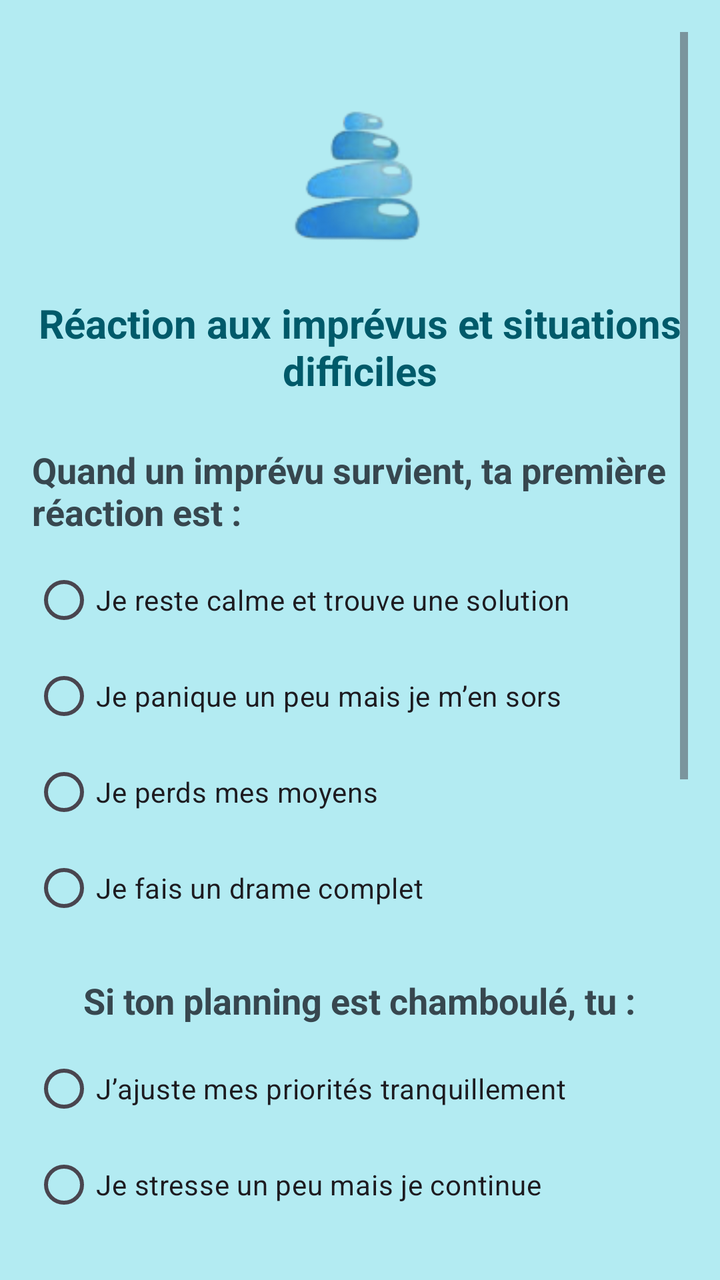
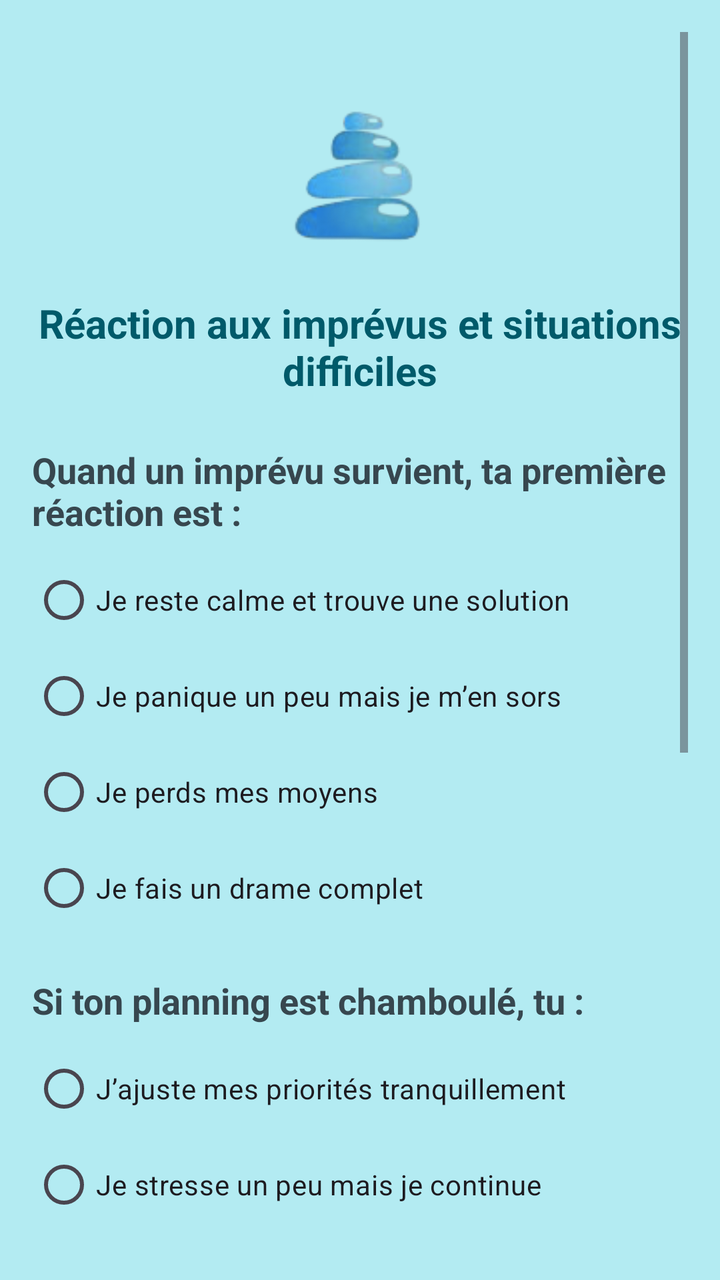

The first picture is an Android layout as it rendered before a commit; the second is the same layout after the commit. The layout source and the unified diff follow.
<!-- AndroidManifest.xml: application theme Theme.MyApplication -->
<!-- res/layout/activity_main3.xml -->
<?xml version="1.0" encoding="utf-8"?>
<ScrollView xmlns:android="http://schemas.android.com/apk/res/android"
    xmlns:tools="http://schemas.android.com/tools"
    android:layout_width="match_parent"
    android:layout_height="match_parent"
    android:background="#B3EBF2"
    android:padding="16dp"
    tools:context=".MainActivity4">

    <LinearLayout
        android:layout_width="match_parent"
        android:layout_height="wrap_content"
        android:orientation="vertical"
        android:gravity="center_horizontal">

        
        <ImageView
            android:id="@+id/logoImprevu"
            android:layout_width="100dp"
            android:layout_height="100dp"
            android:layout_marginTop="24dp"
            android:layout_marginBottom="8dp"
            android:src="@drawable/logo_pierre"
            android:contentDescription="Logo pierre"
            tools:ignore="HardcodedText" />

        
        <TextView
            android:id="@+id/tvTitle4"
            android:layout_width="wrap_content"
            android:layout_height="wrap_content"
            android:text="Réaction aux imprévus et situations difficiles"
            android:textColor="#005A6A"
            android:textSize="20sp"
            android:textStyle="bold"
            android:layout_marginBottom="24dp"
            android:gravity="center"
            tools:ignore="HardcodedText" />

        
        <TextView
            android:layout_width="wrap_content"
            android:layout_height="wrap_content"
            android:text="Quand un imprévu survient, ta première réaction est :"
            android:textColor="#37474F"
            android:textSize="18sp"
            android:textStyle="bold"
            android:layout_marginBottom="8dp"
            tools:ignore="HardcodedText" />

        <RadioGroup
            android:id="@+id/rgImprevu"
            android:layout_width="match_parent"
            android:layout_height="wrap_content"
            android:orientation="vertical">

            <RadioButton
                android:id="@+id/rbCalme"
                android:layout_width="wrap_content"
                android:layout_height="wrap_content"
                android:text="Je reste calme et trouve une solution"
                android:tag="0"
                tools:ignore="HardcodedText" />

            <RadioButton
                android:id="@+id/rbPaniqueUnPeu"
                android:layout_width="wrap_content"
                android:layout_height="wrap_content"
                android:text="Je panique un peu mais je m’en sors"
                android:tag="1"
                tools:ignore="HardcodedText" />

            <RadioButton
                android:id="@+id/rbPerdsMoyens"
                android:layout_width="wrap_content"
                android:layout_height="wrap_content"
                android:text="Je perds mes moyens"
                android:tag="2"
                tools:ignore="HardcodedText" />

            <RadioButton
                android:id="@+id/rbDrame"
                android:layout_width="wrap_content"
                android:layout_height="wrap_content"
                android:text="Je fais un drame complet"
                android:tag="3"
                tools:ignore="HardcodedText" />
        </RadioGroup>

        
        <TextView
            android:layout_width="wrap_content"
            android:layout_height="wrap_content"
            android:text="Si ton planning est chamboulé, tu :"
            android:textColor="#37474F"
            android:textSize="18sp"
            android:textStyle="bold"
            android:layout_marginTop="20dp"
            android:layout_marginBottom="8dp"
            tools:ignore="HardcodedText" />

        
        <RadioGroup
            android:id="@+id/rgPlanning"
            android:layout_width="match_parent"
            android:layout_height="wrap_content"
            android:orientation="vertical">

            <RadioButton
                android:id="@+id/rbPlanning1"
                android:layout_width="wrap_content"
                android:layout_height="wrap_content"
                android:text="J’ajuste mes priorités tranquillement"
                android:tag="0"
                tools:ignore="HardcodedText" />

            <RadioButton
                android:id="@+id/rbPlanning2"
                android:layout_width="wrap_content"
                android:layout_height="wrap_content"
                android:text="Je stresse un peu mais je continue"
                android:tag="1"
                tools:ignore="HardcodedText" />

            <RadioButton
                android:id="@+id/rbPlanning3"
                android:layout_width="wrap_content"
                android:layout_height="wrap_content"
                android:text="Je panique et je procrastine"
                android:tag="2"
                tools:ignore="HardcodedText" />

            <RadioButton
                android:id="@+id/rbPlanning4"
                android:layout_width="wrap_content"
                android:layout_height="wrap_content"
                android:text="J’abandonne tout"
                android:tag="3"
                tools:ignore="HardcodedText" />
        </RadioGroup>

        
        <TextView
            android:layout_width="wrap_content"
            android:layout_height="wrap_content"
            android:text="Quand tu dois parler en public ou rendre un projet important :"
            android:textColor="#37474F"
            android:textSize="18sp"
            android:textStyle="bold"
            android:layout_marginTop="20dp"
            android:layout_marginBottom="8dp"
            tools:ignore="HardcodedText" />

        <SeekBar
            android:id="@+id/seekStressProjet"
            android:layout_width="match_parent"
            android:layout_height="wrap_content"
            android:max="3" />

        <LinearLayout
            android:layout_width="match_parent"
            android:layout_height="wrap_content"
            android:orientation="horizontal"
            android:gravity="space_between">

            <TextView android:text="Calme"
                tools:ignore="HardcodedText" />
            <TextView android:text="Trac"
                tools:ignore="HardcodedText" />
            <TextView android:text="Panique légère"
                tools:ignore="HardcodedText" />
            <TextView android:text="Panique totale"
                tools:ignore="HardcodedText" />
        </LinearLayout>

        
        <TextView
            android:layout_width="wrap_content"
            android:layout_height="wrap_content"
            android:text="Dans les situations tendues, arrives-tu à garder ton sang-froid ?"
            android:textColor="#37474F"
            android:textSize="18sp"
            android:textStyle="bold"
            android:layout_marginTop="24dp"
            android:layout_marginBottom="8dp"
            tools:ignore="HardcodedText" />

        

        
        <Spinner
            android:id="@+id/spinner2"
            android:layout_width="match_parent"
            android:layout_height="wrap_content"
            android:minHeight="48dp" />

        <Button
            android:id="@+id/btnSuivant4"
            android:layout_width="match_parent"
            android:layout_height="wrap_content"
            android:layout_marginTop="32dp"
            android:layout_marginBottom="32dp"
            android:backgroundTint="#A5D6A7"
            android:elevation="3dp"
            android:text="Suivant"
            android:textAllCaps="false"
            android:textColor="#ffffff"
            tools:ignore="HardcodedText,VisualLintButtonSize,TextContrastCheck,TouchTargetSizeCheck" />

    </LinearLayout>
</ScrollView>
<!-- resources referenced by this layout -->
<resources>
  <!-- drawable logo_pierre: png bitmap (drawable, 9389 bytes) -->
  <style name="Theme.MyApplication" parent="Base.Theme.MyApplication" />
  <style name="Base.Theme.MyApplication" parent="Theme.Material3.DayNight.NoActionBar">
          
          
      </style>
</resources>

<!-- the commit's change to res/layout/activity_main3.xml (unified diff, before → after) -->
@@ -91,13 +91,14 @@
         <TextView
             android:layout_width="wrap_content"
             android:layout_height="wrap_content"
+            android:layout_gravity="left"
+            android:layout_marginTop="20dp"
+            android:layout_marginBottom="8dp"
             android:text="Si ton planning est chamboulé, tu :"
             android:textColor="#37474F"
             android:textSize="18sp"
             android:textStyle="bold"
-            android:layout_marginTop="20dp"
-            android:layout_marginBottom="8dp"
-            tools:ignore="HardcodedText" />
+            tools:ignore="HardcodedText,RtlHardcoded" />
 
         
         <RadioGroup
@@ -156,20 +157,48 @@
             android:layout_width="match_parent"
             android:layout_height="wrap_content"
             android:max="3" />
-
+        
         <LinearLayout
             android:layout_width="match_parent"
             android:layout_height="wrap_content"
             android:orientation="horizontal"
-            android:gravity="space_between">
-
-            <TextView android:text="Calme"
-                tools:ignore="HardcodedText" />
-            <TextView android:text="Trac"
-                tools:ignore="HardcodedText" />
-            <TextView android:text="Panique légère"
-                tools:ignore="HardcodedText" />
-            <TextView android:text="Panique totale"
+            android:layout_marginTop="4dp">
+
+            
+            <TextView
+                android:layout_width="0dp"
+                android:layout_height="wrap_content"
+                android:layout_weight="1"
+                android:gravity="center"
+                android:text="Calme"
+                android:textColor="#37474F"
+                tools:ignore="HardcodedText" />
+
+            <TextView
+                android:layout_width="0dp"
+                android:layout_height="wrap_content"
+                android:layout_weight="1"
+                android:gravity="center"
+                android:text="Trac"
+                android:textColor="#37474F"
+                tools:ignore="HardcodedText" />
+
+            <TextView
+                android:layout_width="0dp"
+                android:layout_height="wrap_content"
+                android:layout_weight="1"
+                android:gravity="center"
+                android:text="Panique légère"
+                android:textColor="#37474F"
+                tools:ignore="HardcodedText" />
+
+            <TextView
+                android:layout_width="0dp"
+                android:layout_height="wrap_content"
+                android:layout_weight="1"
+                android:gravity="center"
+                android:text="Panique totale"
+                android:textColor="#37474F"
                 tools:ignore="HardcodedText" />
         </LinearLayout>
 
